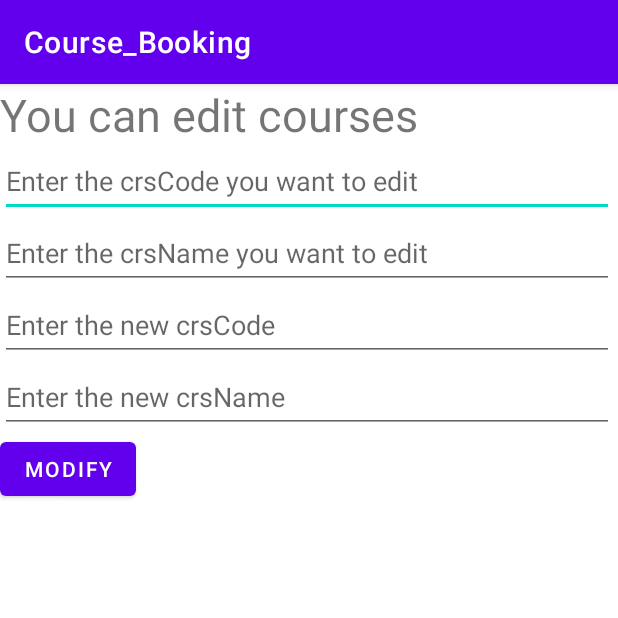
After one commit to uOttawa-Summer2022/Project-Group-5, an Android app: the EditCourse screen opened directly, with no data from a screen before it, on a phone screen of 412 x 824 dp, the top half of it. The commit adds this screen. Run offline under Robolectric (Android 15) with nearby library versions, the phone set to English and light mode, and no system bars.

Commit message:
add a new activity for editCourse

```diff
--- /dev/null
+++ b/app/src/main/java/com/example/course_booking/EditCourse.java
@@ -0,0 +1,14 @@
+package com.example.course_booking;
+
+import androidx.appcompat.app.AppCompatActivity;
+
+import android.os.Bundle;
+
+public class EditCourse extends AppCompatActivity {
+
+    @Override
+    protected void onCreate(Bundle savedInstanceState) {
+        super.onCreate(savedInstanceState);
+        setContentView(R.layout.activity_edit_course);
+    }
+}
--- /dev/null
+++ b/app/src/main/res/layout/activity_edit_course.xml
@@ -0,0 +1,66 @@
+<?xml version="1.0" encoding="utf-8"?>
+<androidx.constraintlayout.widget.ConstraintLayout xmlns:android="http://schemas.android.com/apk/res/android"
+    xmlns:app="http://schemas.android.com/apk/res-auto"
+    xmlns:tools="http://schemas.android.com/tools"
+    android:layout_width="match_parent"
+    android:layout_height="match_parent"
+    tools:context=".EditCourse">
+
+    <LinearLayout
+        android:layout_width="409dp"
+        android:layout_height="729dp"
+        android:orientation="vertical"
+        tools:layout_editor_absoluteX="1dp"
+        tools:layout_editor_absoluteY="1dp">
+
+        <TextView
+            android:id="@+id/textView2"
+            android:layout_width="match_parent"
+            android:layout_height="wrap_content"
+            android:textSize="30sp"
+            android:text="You can edit courses" />
+
+        <EditText
+            android:id="@+id/editTextTextPersonName"
+            android:layout_width="match_parent"
+            android:layout_height="wrap_content"
+            android:ems="10"
+            android:inputType="textPersonName"
+            android:minHeight="48dp"
+            android:hint="Enter the crsCode you want to edit" />
+
+        <EditText
+            android:id="@+id/editTextTextPersonName2"
+            android:layout_width="match_parent"
+            android:layout_height="wrap_content"
+            android:ems="10"
+            android:inputType="textPersonName"
+            android:minHeight="48dp"
+            android:hint="Enter the crsName you want to edit" />
+
+
+        <EditText
+            android:id="@+id/editTextTextPersonName3"
+            android:layout_width="match_parent"
+            android:layout_height="wrap_content"
+            android:ems="10"
+            android:inputType="textPersonName"
+            android:minHeight="48dp"
+            android:hint="Enter the new crsCode " />
+
+        <EditText
+            android:id="@+id/editTextTextPersonName4"
+            android:layout_width="match_parent"
+            android:layout_height="wrap_content"
+            android:ems="10"
+            android:inputType="textPersonName"
+            android:minHeight="48dp"
+            android:hint="Enter the new crsName" />
+
+        <Button
+            android:id="@+id/btn_modify"
+            android:layout_width="wrap_content"
+            android:layout_height="wrap_content"
+            android:text="@string/modify" />
+    </LinearLayout>
+</androidx.constraintlayout.widget.ConstraintLayout>
--- a/app/src/main/res/values/strings.xml
+++ b/app/src/main/res/values/strings.xml
@@ -12,8 +12,9 @@
     <string name="student">Student</string>
     <string name="instructor">Instructor</string>
     <string name="create">CREATE</string>
-    <string name="edit">EDIT</string>
+    <string name="edit">Click here for exit courses</string>
     <string name="deleteCourse">DELETE</string>
     <string name="deleteAccount">DELETE</string>
+    <string name="modify">MODIFY</string>
 
 </resources>
```
Also changed, not shown: app/src/main/AndroidManifest.xml (+18 -21 lines), app/src/main/java/com/example/course_booking/AdminActivity.java (+3 -8 lines), app/src/main/res/layout/admin.xml (+7 -6 lines).
